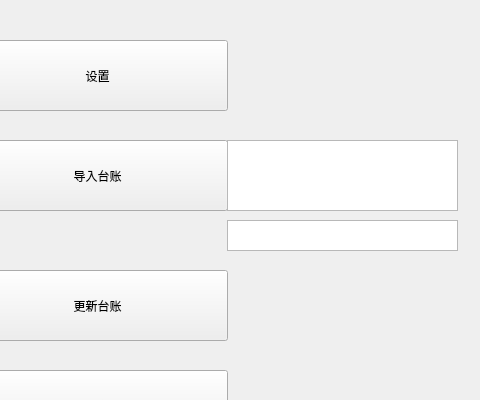
This is mainwindow.ui in hclspring/AssetTableManager as Qt 5 draws it before an edit; both pictures show x 253 to 733 and y 0 to 400 of the 733 by 573 pixel window. The edited form follows.
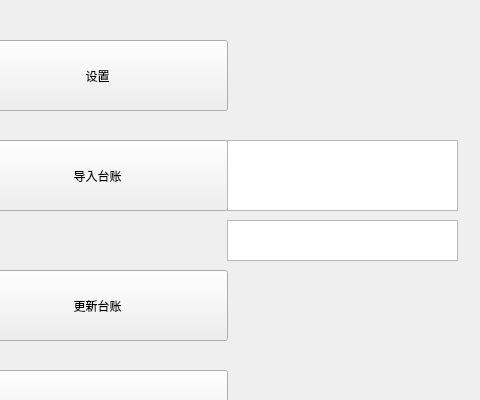
This is the edited form.

Diff of the .ui file:
```diff
--- a/mainwindow.ui
+++ b/mainwindow.ui
@@ -94,7 +94,7 @@
       <x>480</x>
       <y>220</y>
       <width>231</width>
-      <height>31</height>
+      <height>41</height>
      </rect>
     </property>
    </widget>
```
